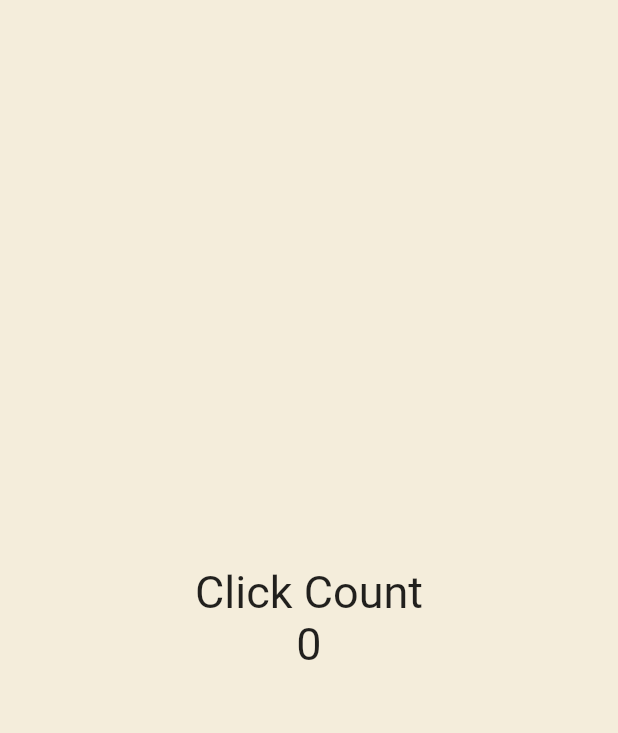
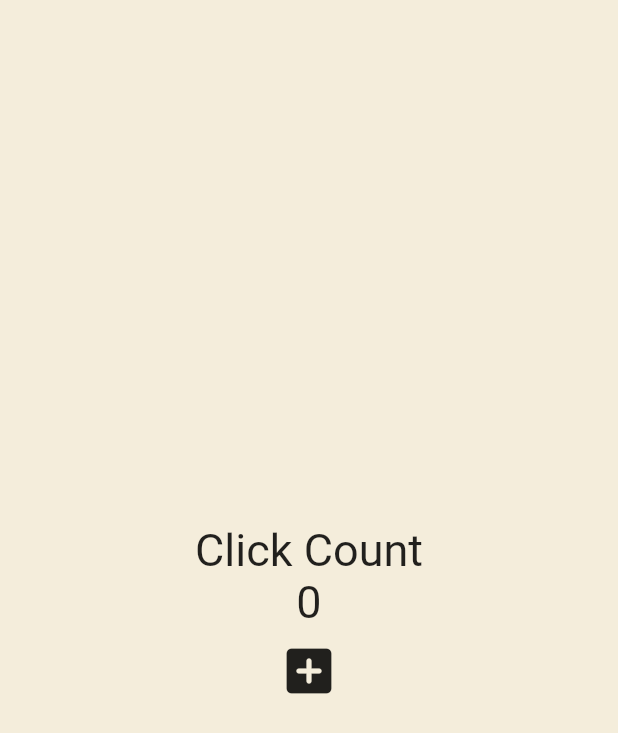
Before and after one commit to Myoungmin/flutter_stateful_widgets, a Flutter app: the screen it shows after launch, on a phone screen of 412 x 824 dp. Shown: the top 733 px of the screen. Run offline on Flutter 3.47's test engine with Material 2 defaults, Android fonts, the phone set to English and light mode, and no system bars.

Commit message:
버튼 추가

```diff
--- a/lib/main.dart
+++ b/lib/main.dart
@@ -14,6 +14,8 @@ class App extends StatefulWidget {
 class _AppState extends State<App> {
   int counter = 0;
 
+  void onClicked() {}
+
   @override
   Widget build(BuildContext context) {
     return MaterialApp(
@@ -29,6 +31,13 @@ class _AppState extends State<App> {
               '$counter',
               style: const TextStyle(fontSize: 30),
             ),
+            IconButton(
+              iconSize: 40,
+              onPressed: onClicked,
+              icon: const Icon(
+                Icons.add_box_rounded,
+              ),
+            ),
           ]),
         ),
       ),
```
